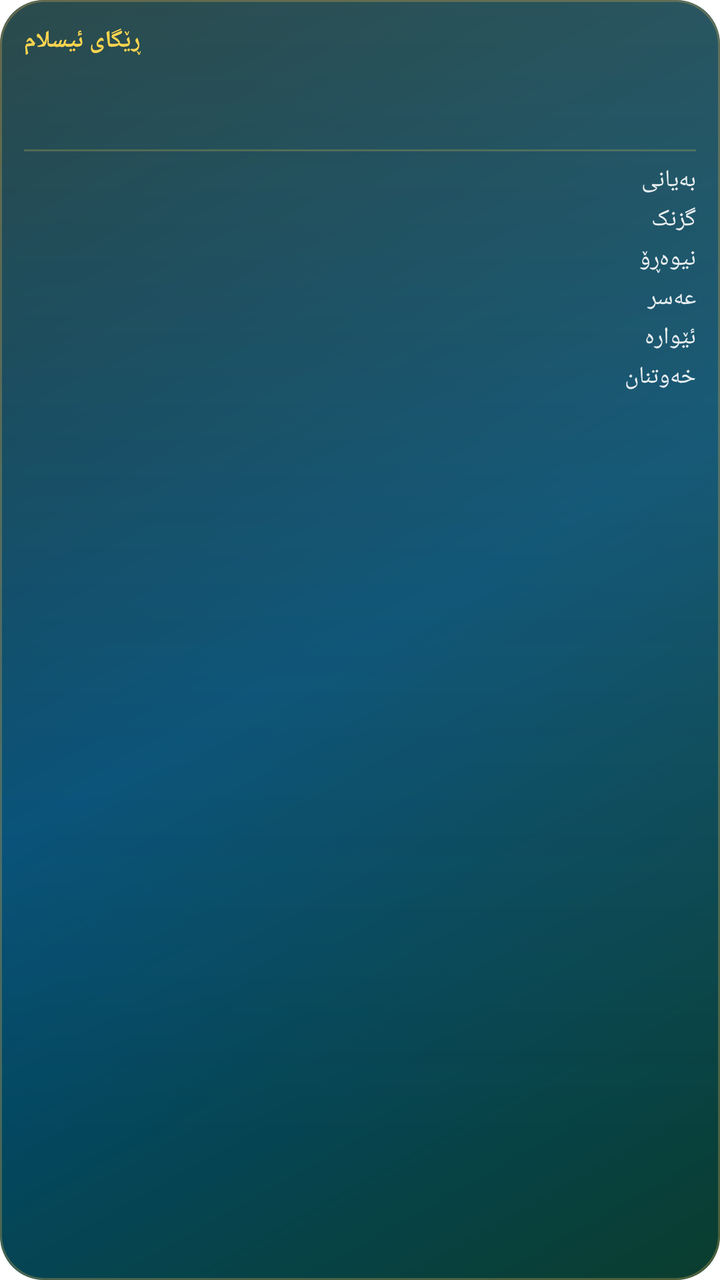
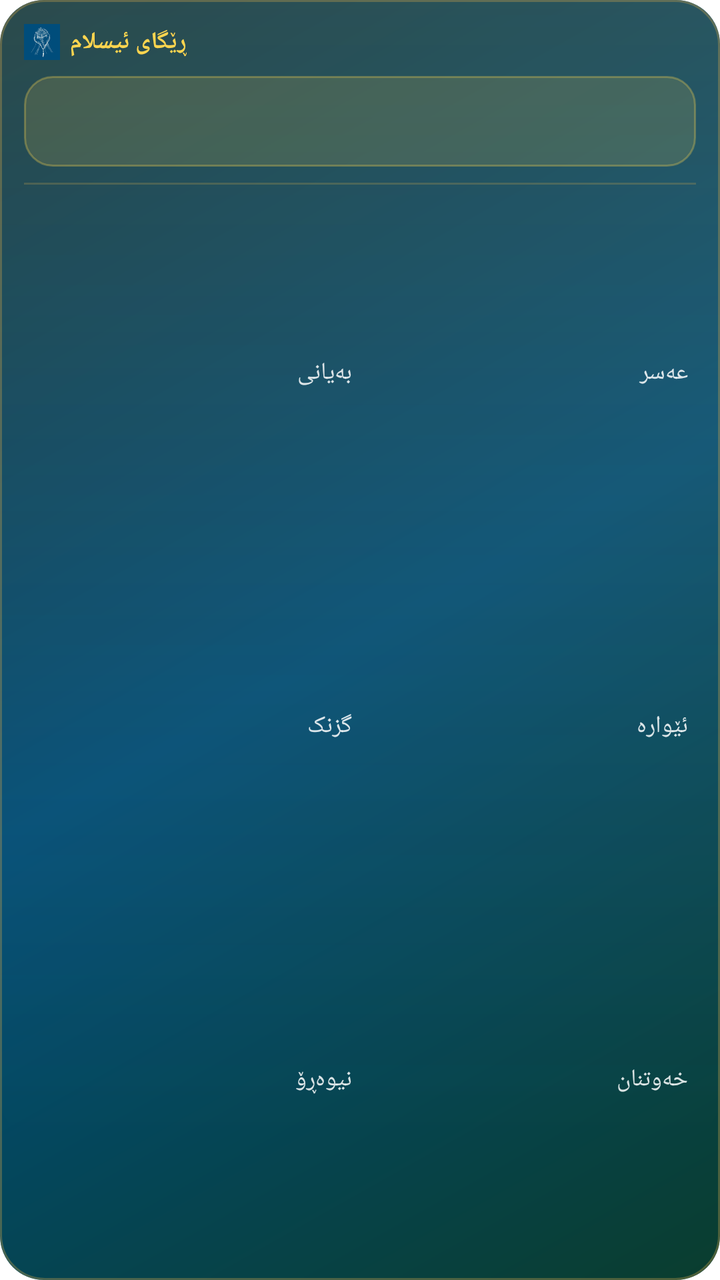

Screens rendered from an Android XML layout before and after an edit, with the pre-edit source and the edit as a unified diff.
<!-- AndroidManifest.xml: fallback theme Theme.MaterialComponents.DayNight.NoActionBar -->
<!-- res/layout/widget_prayer.xml -->
<?xml version="1.0" encoding="utf-8"?>
<LinearLayout xmlns:android="http://schemas.android.com/apk/res/android"
    android:id="@+id/widget_prayer_root"
    android:layout_width="match_parent"
    android:layout_height="match_parent"
    android:orientation="vertical"
    android:padding="12dp"
    android:background="@drawable/widget_bg">

    
    <LinearLayout
        android:layout_width="match_parent"
        android:layout_height="wrap_content"
        android:orientation="horizontal"
        android:gravity="center_vertical">

        <TextView
            android:layout_width="wrap_content"
            android:layout_height="wrap_content"
            android:text="ڕێگای ئیسلام"
            android:textColor="#FFD54F"
            android:textSize="12sp"
            android:textStyle="bold" />

        <TextView
            android:id="@+id/widget_city"
            android:layout_width="0dp"
            android:layout_height="wrap_content"
            android:layout_weight="1"
            android:gravity="end"
            android:textColor="#CCFFFFFF"
            android:textSize="11sp" />
    </LinearLayout>

    
    <TextView
        android:id="@+id/widget_next"
        android:layout_width="match_parent"
        android:layout_height="wrap_content"
        android:paddingTop="6dp"
        android:textColor="#FFFFFF"
        android:textSize="15sp"
        android:textStyle="bold" />

    <TextView
        android:id="@+id/widget_date"
        android:layout_width="match_parent"
        android:layout_height="wrap_content"
        android:paddingBottom="6dp"
        android:textColor="#99FFFFFF"
        android:textSize="10sp" />

    
    <View
        android:layout_width="match_parent"
        android:layout_height="1dp"
        android:layout_marginBottom="6dp"
        android:background="#33FFD54F" />

    
    <LinearLayout style="@style/WidgetPrayerRow">
        <TextView style="@style/WidgetPrayerLabel" android:text="بەیانی" />
        <TextView android:id="@+id/widget_bayani" style="@style/WidgetPrayerTime" />
    </LinearLayout>
    <LinearLayout style="@style/WidgetPrayerRow">
        <TextView style="@style/WidgetPrayerLabel" android:text="گزنک" />
        <TextView android:id="@+id/widget_xorhalatn" style="@style/WidgetPrayerTime" />
    </LinearLayout>
    <LinearLayout style="@style/WidgetPrayerRow">
        <TextView style="@style/WidgetPrayerLabel" android:text="نیوەڕۆ" />
        <TextView android:id="@+id/widget_niwaro" style="@style/WidgetPrayerTime" />
    </LinearLayout>
    <LinearLayout style="@style/WidgetPrayerRow">
        <TextView style="@style/WidgetPrayerLabel" android:text="عەسر" />
        <TextView android:id="@+id/widget_asr" style="@style/WidgetPrayerTime" />
    </LinearLayout>
    <LinearLayout style="@style/WidgetPrayerRow">
        <TextView style="@style/WidgetPrayerLabel" android:text="ئێوارە" />
        <TextView android:id="@+id/widget_eywara" style="@style/WidgetPrayerTime" />
    </LinearLayout>
    <LinearLayout style="@style/WidgetPrayerRow" android:paddingBottom="0dp">
        <TextView style="@style/WidgetPrayerLabel" android:text="خەوتنان" />
        <TextView android:id="@+id/widget_esha" style="@style/WidgetPrayerTime" />
    </LinearLayout>
</LinearLayout>
<!-- resources referenced by this layout -->
<resources>
  <!-- drawable widget_bg (drawable) -->
  <?xml version="1.0" encoding="utf-8"?>
  <layer-list xmlns:android="http://schemas.android.com/apk/res/android">
      
      <item>
          <shape android:shape="rectangle">
              <gradient
                  android:angle="315"
                  android:startColor="#05324B"
                  android:centerColor="#004D7B"
                  android:endColor="#0A3D2E"
                  android:type="linear" />
              <corners android:radius="22dp" />
          </shape>
      </item>
      
      <item android:top="0dp" android:left="0dp" android:right="0dp" android:bottom="70dp">
          <shape android:shape="rectangle">
              <gradient
                  android:angle="270"
                  android:startColor="#26FFD54F"
                  android:endColor="#00FFD54F"
                  android:type="linear" />
              <corners android:radius="22dp" />
          </shape>
      </item>
      
      <item>
          <shape android:shape="rectangle">
              <stroke android:width="1dp" android:color="#59C8A24B" />
              <corners android:radius="22dp" />
              <solid android:color="#00000000" />
          </shape>
      </item>
  </layer-list>
  <style name="WidgetPrayerLabel">
          <item name="android:layout_width">0dp</item>
          <item name="android:layout_height">wrap_content</item>
          <item name="android:layout_weight">1</item>
          <item name="android:textColor">#E6FFFFFF</item>
          <item name="android:textSize">12sp</item>
      </style>
  <style name="WidgetPrayerRow">
          <item name="android:layout_width">match_parent</item>
          <item name="android:layout_height">wrap_content</item>
          <item name="android:orientation">horizontal</item>
          <item name="android:paddingBottom">3dp</item>
          <item name="android:gravity">center_vertical</item>
      </style>
  <style name="WidgetPrayerTime">
          <item name="android:layout_width">wrap_content</item>
          <item name="android:layout_height">wrap_content</item>
          <item name="android:textColor">#FFD54F</item>
          <item name="android:textSize">12sp</item>
          <item name="android:textStyle">bold</item>
      </style>
</resources>

<!-- the commit's change to res/layout/widget_prayer.xml (unified diff, before → after) -->
@@ -14,9 +14,16 @@
         android:orientation="horizontal"
         android:gravity="center_vertical">
 
+        <ImageView
+            android:layout_width="18dp"
+            android:layout_height="18dp"
+            android:src="@drawable/app_icon"
+            android:contentDescription="ڕێگای ئیسلام" />
+
         <TextView
             android:layout_width="wrap_content"
             android:layout_height="wrap_content"
+            android:layout_marginStart="5dp"
             android:text="ڕێگای ئیسلام"
             android:textColor="#FFD54F"
             android:textSize="12sp"
@@ -33,53 +40,91 @@
     </LinearLayout>
 
     
-    <TextView
-        android:id="@+id/widget_next"
+    <LinearLayout
         android:layout_width="match_parent"
         android:layout_height="wrap_content"
-        android:paddingTop="6dp"
-        android:textColor="#FFFFFF"
-        android:textSize="15sp"
-        android:textStyle="bold" />
+        android:orientation="vertical"
+        android:layout_marginTop="8dp"
+        android:background="@drawable/widget_next_pill"
+        android:paddingStart="12dp"
+        android:paddingEnd="12dp"
+        android:paddingTop="7dp"
+        android:paddingBottom="7dp">
 
-    <TextView
-        android:id="@+id/widget_date"
-        android:layout_width="match_parent"
-        android:layout_height="wrap_content"
-        android:paddingBottom="6dp"
-        android:textColor="#99FFFFFF"
-        android:textSize="10sp" />
+        <TextView
+            android:id="@+id/widget_next"
+            android:layout_width="match_parent"
+            android:layout_height="wrap_content"
+            android:textColor="#FFFFFF"
+            android:textSize="14sp"
+            android:textStyle="bold" />
+
+        <TextView
+            android:id="@+id/widget_date"
+            android:layout_width="match_parent"
+            android:layout_height="wrap_content"
+            android:textColor="#99FFFFFF"
+            android:textSize="9sp" />
+    </LinearLayout>
 
     
     <View
         android:layout_width="match_parent"
         android:layout_height="1dp"
+        android:layout_marginTop="8dp"
         android:layout_marginBottom="6dp"
-        android:background="#33FFD54F" />
+        android:background="#40C8A24B" />
 
     
-    <LinearLayout style="@style/WidgetPrayerRow">
-        <TextView style="@style/WidgetPrayerLabel" android:text="بەیانی" />
-        <TextView android:id="@+id/widget_bayani" style="@style/WidgetPrayerTime" />
-    </LinearLayout>
-    <LinearLayout style="@style/WidgetPrayerRow">
-        <TextView style="@style/WidgetPrayerLabel" android:text="گزنک" />
-        <TextView android:id="@+id/widget_xorhalatn" style="@style/WidgetPrayerTime" />
-    </LinearLayout>
-    <LinearLayout style="@style/WidgetPrayerRow">
-        <TextView style="@style/WidgetPrayerLabel" android:text="نیوەڕۆ" />
-        <TextView android:id="@+id/widget_niwaro" style="@style/WidgetPrayerTime" />
-    </LinearLayout>
-    <LinearLayout style="@style/WidgetPrayerRow">
-        <TextView style="@style/WidgetPrayerLabel" android:text="عەسر" />
-        <TextView android:id="@+id/widget_asr" style="@style/WidgetPrayerTime" />
-    </LinearLayout>
-    <LinearLayout style="@style/WidgetPrayerRow">
-        <TextView style="@style/WidgetPrayerLabel" android:text="ئێوارە" />
-        <TextView android:id="@+id/widget_eywara" style="@style/WidgetPrayerTime" />
-    </LinearLayout>
-    <LinearLayout style="@style/WidgetPrayerRow" android:paddingBottom="0dp">
-        <TextView style="@style/WidgetPrayerLabel" android:text="خەوتنان" />
-        <TextView android:id="@+id/widget_esha" style="@style/WidgetPrayerTime" />
+    <LinearLayout
+        android:layout_width="match_parent"
+        android:layout_height="0dp"
+        android:layout_weight="1"
+        android:orientation="horizontal"
+        android:baselineAligned="false">
+
+        <LinearLayout
+            android:layout_width="0dp"
+            android:layout_height="match_parent"
+            android:layout_weight="1"
+            android:orientation="vertical">
+
+            <LinearLayout style="@style/WidgetPrayerRow">
+                <TextView style="@style/WidgetPrayerLabel" android:text="بەیانی" />
+                <TextView android:id="@+id/widget_bayani" style="@style/WidgetPrayerTime" />
+            </LinearLayout>
+
+            <LinearLayout style="@style/WidgetPrayerRow">
+                <TextView style="@style/WidgetPrayerLabel" android:text="گزنک" />
+                <TextView android:id="@+id/widget_xorhalatn" style="@style/WidgetPrayerTime" />
+            </LinearLayout>
+
+            <LinearLayout style="@style/WidgetPrayerRow">
+                <TextView style="@style/WidgetPrayerLabel" android:text="نیوەڕۆ" />
+                <TextView android:id="@+id/widget_niwaro" style="@style/WidgetPrayerTime" />
+            </LinearLayout>
+        </LinearLayout>
+
+        <LinearLayout
+            android:layout_width="0dp"
+            android:layout_height="match_parent"
+            android:layout_weight="1"
+            android:orientation="vertical">
+
+            <LinearLayout style="@style/WidgetPrayerRow">
+                <TextView style="@style/WidgetPrayerLabel" android:text="عەسر" />
+                <TextView android:id="@+id/widget_asr" style="@style/WidgetPrayerTime" />
+            </LinearLayout>
+
+            <LinearLayout style="@style/WidgetPrayerRow">
+                <TextView style="@style/WidgetPrayerLabel" android:text="ئێوارە" />
+                <TextView android:id="@+id/widget_eywara" style="@style/WidgetPrayerTime" />
+            </LinearLayout>
+
+            <LinearLayout style="@style/WidgetPrayerRow">
+                <TextView style="@style/WidgetPrayerLabel" android:text="خەوتنان" />
+                <TextView android:id="@+id/widget_esha" style="@style/WidgetPrayerTime" />
+            </LinearLayout>
+        </LinearLayout>
     </LinearLayout>
 </LinearLayout>
<!-- resource entries referenced after the edit -->
@@ -1,5 +1,6 @@
 <!-- resources referenced by this layout -->
 <resources>
+  <!-- drawable app_icon: png bitmap (drawable-nodpi, 18288 bytes) -->
   <!-- drawable widget_bg (drawable) -->
   <?xml version="1.0" encoding="utf-8"?>
   <layer-list xmlns:android="http://schemas.android.com/apk/res/android">
@@ -35,25 +36,35 @@
           </shape>
       </item>
   </layer-list>
+  <!-- drawable widget_next_pill (drawable) -->
+  <?xml version="1.0" encoding="utf-8"?>
+  <shape xmlns:android="http://schemas.android.com/apk/res/android"
+      android:shape="rectangle">
+      <solid android:color="#24FFD54F" />
+      <corners android:radius="14dp" />
+      <stroke android:width="1dp" android:color="#4CFFD54F" />
+  </shape>
   <style name="WidgetPrayerLabel">
           <item name="android:layout_width">0dp</item>
           <item name="android:layout_height">wrap_content</item>
           <item name="android:layout_weight">1</item>
-          <item name="android:textColor">#E6FFFFFF</item>
+          <item name="android:textColor">#D9FFFFFF</item>
           <item name="android:textSize">12sp</item>
       </style>
   <style name="WidgetPrayerRow">
           <item name="android:layout_width">match_parent</item>
-          <item name="android:layout_height">wrap_content</item>
+          <item name="android:layout_height">0dp</item>
+          <item name="android:layout_weight">1</item>
           <item name="android:orientation">horizontal</item>
-          <item name="android:paddingBottom">3dp</item>
           <item name="android:gravity">center_vertical</item>
+          <item name="android:paddingStart">4dp</item>
+          <item name="android:paddingEnd">4dp</item>
       </style>
   <style name="WidgetPrayerTime">
           <item name="android:layout_width">wrap_content</item>
           <item name="android:layout_height">wrap_content</item>
           <item name="android:textColor">#FFD54F</item>
-          <item name="android:textSize">12sp</item>
+          <item name="android:textSize">13sp</item>
           <item name="android:textStyle">bold</item>
       </style>
 </resources>
